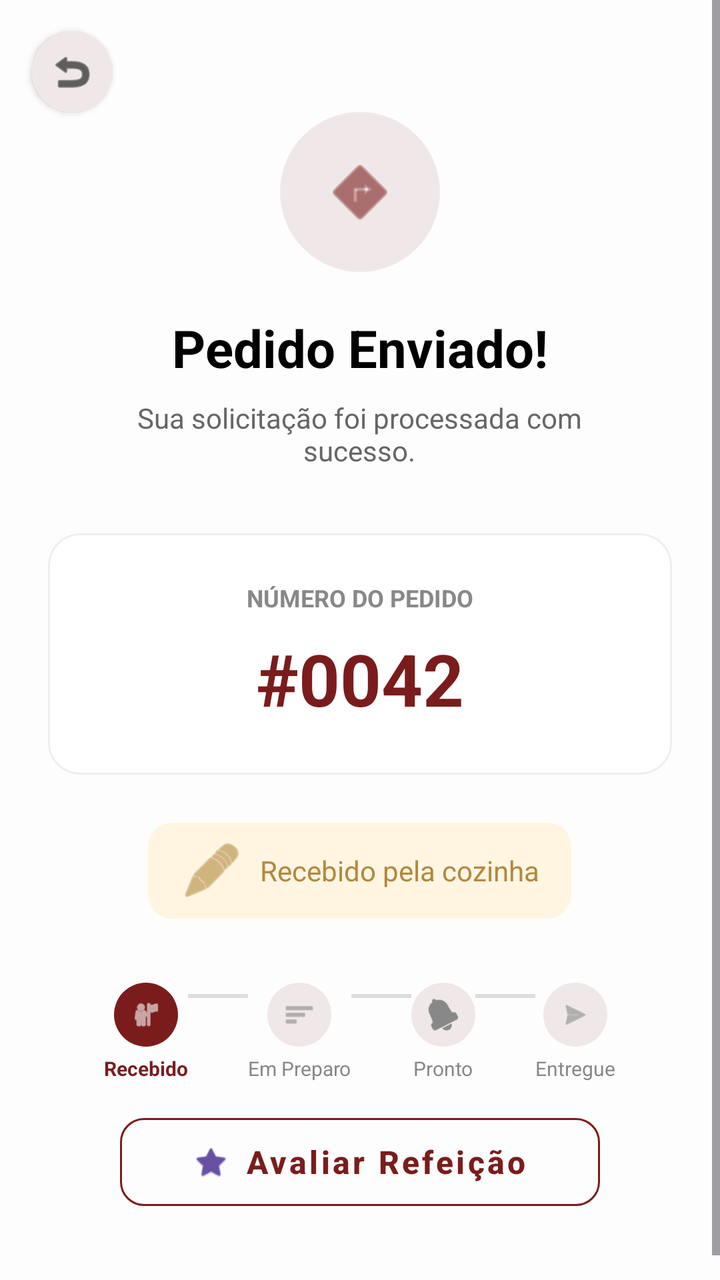
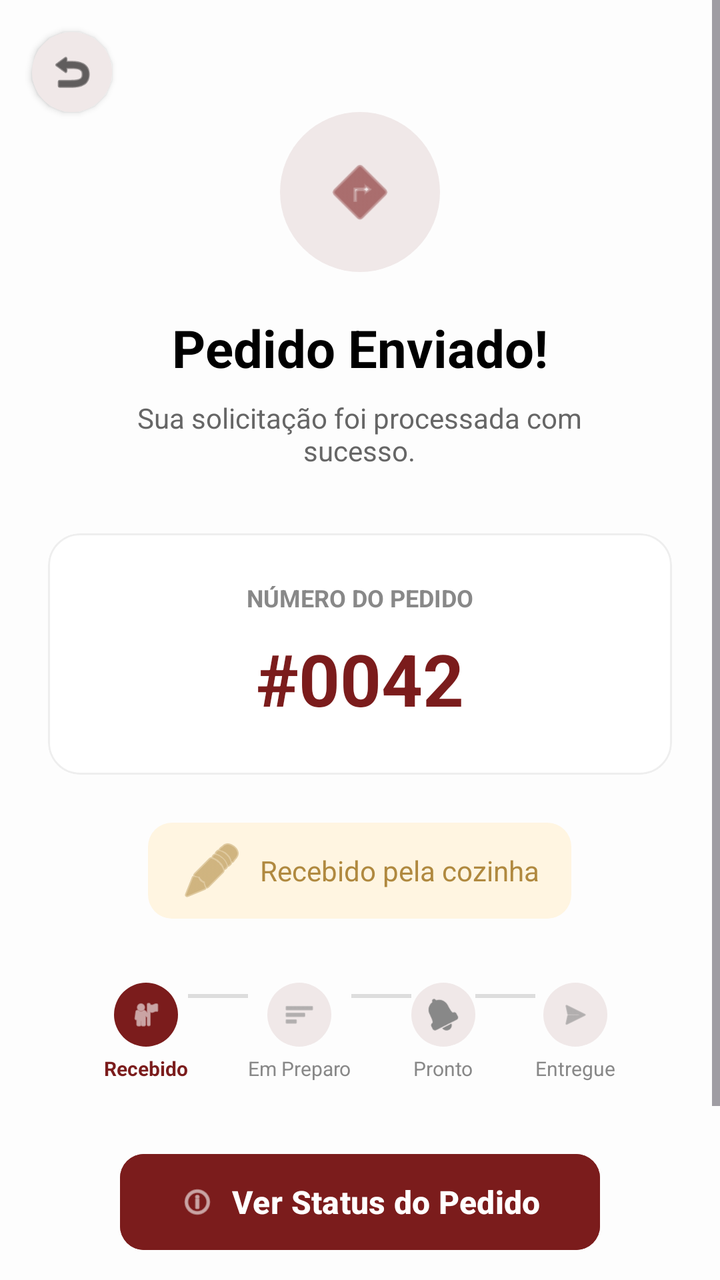

An Android layout rendered at two revisions. The XML below is the earlier revision; the diff shows what the commit changed to produce the second picture.
<!-- AndroidManifest.xml: application theme Theme.UniEat -->
<!-- res/layout/activity_order_success.xml -->
<?xml version="1.0" encoding="utf-8"?>
<androidx.constraintlayout.widget.ConstraintLayout xmlns:android="http://schemas.android.com/apk/res/android"
    xmlns:app="http://schemas.android.com/apk/res-auto"
    xmlns:tools="http://schemas.android.com/tools"
    android:layout_width="match_parent"
    android:layout_height="match_parent"
    android:background="#FDFDFD"
    android:fitsSystemWindows="true">

    <ImageView
        android:id="@+id/btnBackToHomeIcon"
        android:layout_width="40dp"
        android:layout_height="40dp"
        android:layout_margin="16dp"
        android:padding="8dp"
        android:src="@android:drawable/ic_menu_revert"
        android:background="@drawable/shape_icon_circle"
        android:backgroundTint="#F0E8E8"
        app:layout_constraintStart_toStartOf="parent"
        app:layout_constraintTop_toTopOf="parent"
        app:tint="#000000"
        android:elevation="2dp"
        android:clickable="true"
        android:focusable="true" />

    <ScrollView
        android:layout_width="match_parent"
        android:layout_height="match_parent"
        android:fillViewport="true">

        <LinearLayout
            android:layout_width="match_parent"
            android:layout_height="wrap_content"
            android:gravity="center_horizontal"
            android:orientation="vertical"
            android:padding="24dp">

            
            <View
                android:layout_width="80dp"
                android:layout_height="80dp"
                android:layout_marginTop="32dp"
                android:background="@drawable/shape_icon_circle"
                android:backgroundTint="#F0E8E8" />

            <ImageView
                android:layout_width="40dp"
                android:layout_height="40dp"
                android:layout_marginTop="-60dp"
                android:src="@android:drawable/ic_menu_directions"
                app:tint="#7B1C1C" />

            
            <TextView
                android:layout_width="wrap_content"
                android:layout_height="wrap_content"
                android:layout_marginTop="40dp"
                android:text="Pedido Enviado!"
                android:textColor="#000000"
                android:textSize="26sp"
                android:textStyle="bold" />

            <TextView
                android:layout_width="wrap_content"
                android:layout_height="wrap_content"
                android:layout_marginTop="8dp"
                android:gravity="center"
                android:text="Sua solicitação foi processada com\nsucesso."
                android:textColor="#666666"
                android:textSize="14sp" />

            
            <com.google.android.material.card.MaterialCardView
                android:layout_width="match_parent"
                android:layout_height="wrap_content"
                android:layout_marginTop="32dp"
                app:cardBackgroundColor="#FFFFFF"
                app:cardCornerRadius="16dp"
                app:cardElevation="0dp"
                app:strokeColor="#EEEEEE"
                app:strokeWidth="1dp">

                <LinearLayout
                    android:layout_width="match_parent"
                    android:layout_height="wrap_content"
                    android:gravity="center"
                    android:orientation="vertical"
                    android:padding="24dp">

                    <TextView
                        android:layout_width="wrap_content"
                        android:layout_height="wrap_content"
                        android:text="NÚMERO DO PEDIDO"
                        android:textColor="#888888"
                        android:textSize="12sp"
                        android:textStyle="bold" />

                    <TextView
                        android:id="@+id/tvOrderNumber"
                        android:layout_width="wrap_content"
                        android:layout_height="wrap_content"
                        android:layout_marginTop="8dp"
                        android:text="#0042"
                        android:textColor="#7B1C1C"
                        android:textSize="36sp"
                        android:textStyle="bold" />
                </LinearLayout>
            </com.google.android.material.card.MaterialCardView>

            
            <TextView
                android:id="@+id/tvOrderStatus"
                android:layout_width="wrap_content"
                android:layout_height="wrap_content"
                android:layout_marginTop="24dp"
                android:background="@drawable/shape_badge_destaque"
                android:backgroundTint="#FFF5E1"
                android:drawablePadding="8dp"
                android:gravity="center"
                android:paddingHorizontal="16dp"
                android:paddingVertical="8dp"
                android:text="Recebido pela cozinha"
                android:textColor="#B0893F"
                android:textSize="14sp"
                app:drawableStartCompat="@android:drawable/ic_menu_edit"
                app:drawableTint="#B0893F" />

            
            <LinearLayout
                android:layout_width="match_parent"
                android:layout_height="wrap_content"
                android:layout_marginTop="32dp"
                android:gravity="center"
                android:orientation="horizontal">

                <LinearLayout
                    android:layout_width="wrap_content"
                    android:layout_height="wrap_content"
                    android:gravity="center"
                    android:orientation="vertical">
                    <ImageView
                        android:id="@+id/ivStepRecebido"
                        android:layout_width="32dp"
                        android:layout_height="32dp"
                        android:background="@drawable/shape_icon_circle"
                        android:backgroundTint="#7B1C1C"
                        android:padding="8dp"
                        android:src="@android:drawable/ic_menu_myplaces"
                        app:tint="#FFFFFF" />
                    <TextView
                        android:id="@+id/tvStepRecebido"
                        android:layout_width="wrap_content"
                        android:layout_height="wrap_content"
                        android:layout_marginTop="4dp"
                        android:text="Recebido"
                        android:textColor="#7B1C1C"
                        android:textSize="10sp"
                        android:textStyle="bold" />
                </LinearLayout>

                <View
                    android:id="@+id/vLine1"
                    android:layout_width="30dp"
                    android:layout_height="2dp"
                    android:layout_marginBottom="18dp"
                    android:background="#DDDDDD" />

                <LinearLayout
                    android:layout_width="wrap_content"
                    android:layout_height="wrap_content"
                    android:gravity="center"
                    android:orientation="vertical">
                    <ImageView
                        android:id="@+id/ivStepPreparando"
                        android:layout_width="32dp"
                        android:layout_height="32dp"
                        android:background="@drawable/shape_icon_circle"
                        android:backgroundTint="#F0E8E8"
                        android:padding="8dp"
                        android:src="@android:drawable/ic_menu_sort_by_size"
                        app:tint="#888888" />
                    <TextView
                        android:id="@+id/tvStepPreparando"
                        android:layout_width="wrap_content"
                        android:layout_height="wrap_content"
                        android:layout_marginTop="4dp"
                        android:text="Em Preparo"
                        android:textColor="#888888"
                        android:textSize="10sp" />
                </LinearLayout>

                <View
                    android:id="@+id/vLine2"
                    android:layout_width="30dp"
                    android:layout_height="2dp"
                    android:layout_marginBottom="18dp"
                    android:background="#DDDDDD" />

                <LinearLayout
                    android:layout_width="wrap_content"
                    android:layout_height="wrap_content"
                    android:gravity="center"
                    android:orientation="vertical">
                    <ImageView
                        android:id="@+id/ivStepPronto"
                        android:layout_width="32dp"
                        android:layout_height="32dp"
                        android:background="@drawable/shape_icon_circle"
                        android:backgroundTint="#F0E8E8"
                        android:padding="8dp"
                        android:src="@android:drawable/ic_popup_reminder"
                        app:tint="#888888" />
                    <TextView
                        android:id="@+id/tvStepPronto"
                        android:layout_width="wrap_content"
                        android:layout_height="wrap_content"
                        android:layout_marginTop="4dp"
                        android:text="Pronto"
                        android:textColor="#888888"
                        android:textSize="10sp" />
                </LinearLayout>

                <View
                    android:id="@+id/vLine3"
                    android:layout_width="30dp"
                    android:layout_height="2dp"
                    android:layout_marginBottom="18dp"
                    android:background="#DDDDDD" />

                <LinearLayout
                    android:layout_width="wrap_content"
                    android:layout_height="wrap_content"
                    android:gravity="center"
                    android:orientation="vertical">
                    <ImageView
                        android:id="@+id/ivStepEntregue"
                        android:layout_width="32dp"
                        android:layout_height="32dp"
                        android:background="@drawable/shape_icon_circle"
                        android:backgroundTint="#F0E8E8"
                        android:padding="8dp"
                        android:src="@android:drawable/ic_menu_send"
                        app:tint="#888888" />
                    <TextView
                        android:id="@+id/tvStepEntregue"
                        android:layout_width="wrap_content"
                        android:layout_height="wrap_content"
                        android:layout_marginTop="4dp"
                        android:text="Entregue"
                        android:textColor="#888888"
                        android:textSize="10sp" />
                </LinearLayout>
            </LinearLayout>

            
            <com.google.android.material.button.MaterialButton
                android:id="@+id/btnTrackOrder"
                android:layout_width="240dp"
                android:layout_height="56dp"
                android:layout_marginTop="32dp"
                android:backgroundTint="#7B1C1C"
                android:text="Ver Status do Pedido"
                android:textAllCaps="false"
                android:textColor="#FFFFFF"
                android:textSize="16sp"
                android:textStyle="bold"
                android:visibility="gone"
                app:cornerRadius="12dp"
                app:icon="@android:drawable/ic_menu_info_details"
                app:iconGravity="textStart"
                app:iconPadding="8dp" />

            <com.google.android.material.button.MaterialButton
                android:id="@+id/btnRate"
                style="@style/Widget.MaterialComponents.Button.OutlinedButton"
                android:layout_width="240dp"
                android:layout_height="56dp"
                android:layout_marginTop="12dp"
                android:text="Avaliar Refeição"
                android:textAllCaps="false"
                android:textColor="#7B1C1C"
                android:textSize="16sp"
                android:textStyle="bold"
                app:cornerRadius="12dp"
                app:strokeColor="#7B1C1C"
                app:strokeWidth="1dp"
                app:icon="@android:drawable/btn_star_big_off"
                app:iconGravity="textStart"
                app:iconPadding="8dp" />
        </LinearLayout>
    </ScrollView>

</androidx.constraintlayout.widget.ConstraintLayout>
<!-- resources referenced by this layout -->
<resources>
  <!-- drawable shape_badge_destaque (drawable) -->
  <?xml version="1.0" encoding="utf-8"?>
  <shape xmlns:android="http://schemas.android.com/apk/res/android">
      <solid android:color="#FFE8B1" />
      <corners android:radius="12dp" />
  </shape>
  <!-- drawable shape_icon_circle (drawable) -->
  <?xml version="1.0" encoding="utf-8"?>
  <shape xmlns:android="http://schemas.android.com/apk/res/android">
      <solid android:color="#FFF5E1" />
      <corners android:radius="50dp" />
  </shape>
  <style name="Theme.UniEat" parent="Base.Theme.UniEat" />
  <style name="Base.Theme.UniEat" parent="Theme.Material3.Light.NoActionBar">
  </style>
</resources>

<!-- the commit's change to res/layout/activity_order_success.xml (unified diff, before → after) -->
@@ -264,7 +264,6 @@
                 android:textColor="#FFFFFF"
                 android:textSize="16sp"
                 android:textStyle="bold"
-                android:visibility="gone"
                 app:cornerRadius="12dp"
                 app:icon="@android:drawable/ic_menu_info_details"
                 app:iconGravity="textStart"
